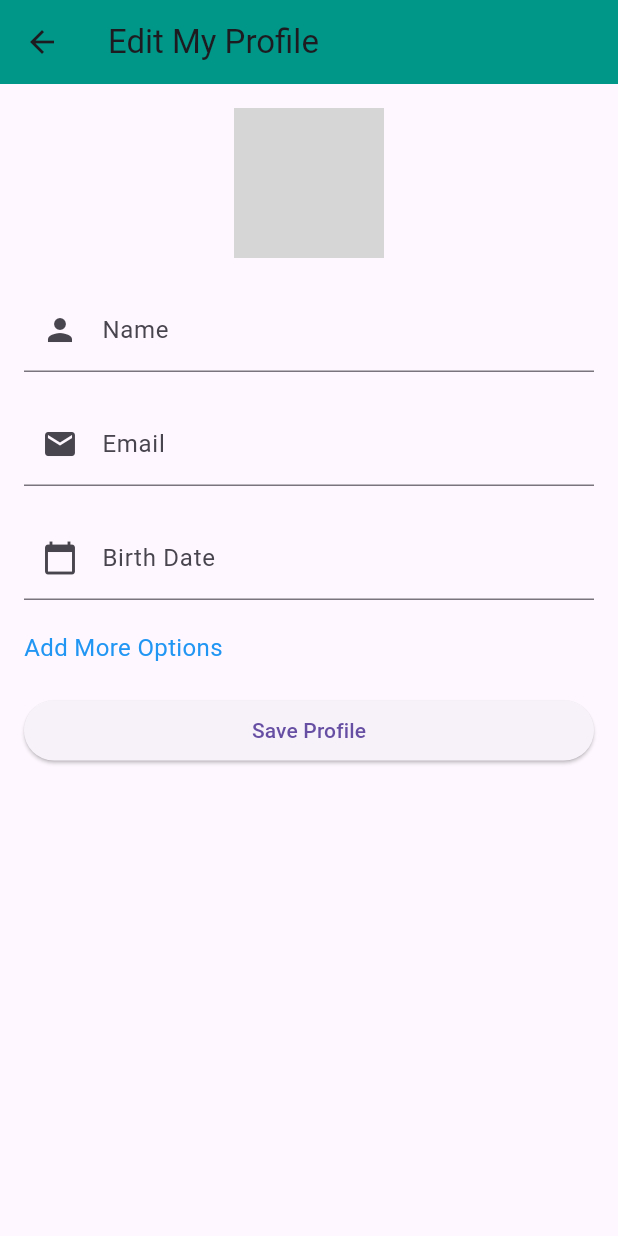
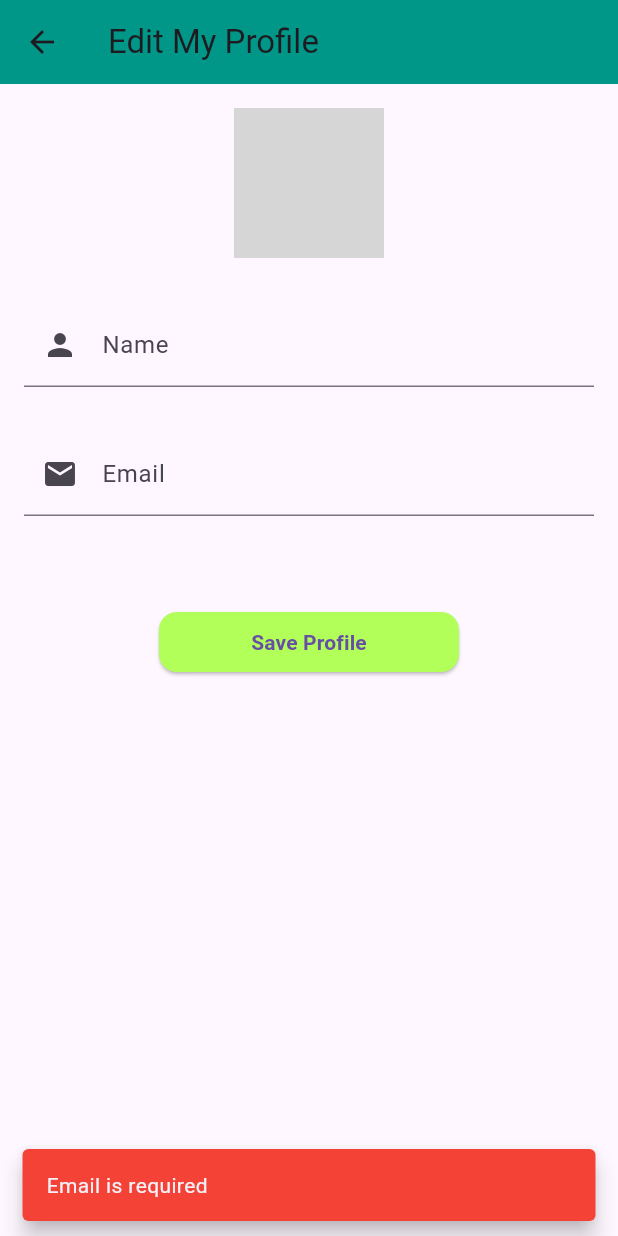
Before and after one commit to shahriarkabir280/Labratory, a Flutter app: the EditProfileScreen screen opened directly, after a tap on "Save Profile", on a phone screen of 412 x 824 dp. Run offline on Flutter 3.47's test engine with Material 3 defaults, Android fonts, the phone set to English and light mode, and no system bars; our stand-ins replace file_picker, fl_chart, image_picker, syncfusion_flutter_calendar; accounts and stored records are empty; grey boxes are pictures that could not be loaded.

Commit message:
Updated editProfile.dart

```diff
--- a/testapp/lib/features/Drawer/editProfile.dart
+++ b/testapp/lib/features/Drawer/editProfile.dart
@@ -1,6 +1,12 @@
 import 'package:flutter/material.dart';
 import 'package:image_picker/image_picker.dart';
+import 'package:provider/provider.dart';
+import 'package:testapp/authentications/validator.dart';
+import 'package:testapp/Models/UserState.dart';
+import 'package:testapp/backend_connections/FASTAPI.dart';
 import 'dart:io';
+
+final FASTAPI fastAPI = FASTAPI(); // Use the FASTAPI abstraction for backend calls
 
 class EditProfileScreen extends StatefulWidget {
   @override
@@ -11,16 +17,11 @@ class _EditProfileScreenState extends State<EditProfileScreen> {
   final _formKey = GlobalKey<FormState>();
   String _name = '';
   String _email = '';
-  String _birthDate = '';
   File? _image;
 
   // Controllers to manage form fields
   TextEditingController _nameController = TextEditingController();
   TextEditingController _emailController = TextEditingController();
-  TextEditingController _birthDateController = TextEditingController();
-
-  // List to store dynamic fields and their controllers
-  List<Map<String, dynamic>> _additionalFields = [];
 
   // Function to pick an image (camera or gallery)
   Future<void> _pickImage(ImageSource source) async {
@@ -65,92 +66,42 @@ class _EditProfileScreenState extends State<EditProfileScreen> {
       },
     );
   }
+  void _updateUserInfo(UserState userState , String name , String email) {
+    final updatedUser = User(
+      name: name, // New name entered by the user
+      email: email, // New email entered by the user
+      password: userState.currentUser?.password ?? '', // Keep the old password (since we didn't update it)
+      groups: userState.currentUser?.groups ?? [], // Keep the same groups (if they were not updated)
+      loginStatus: userState.currentUser?.loginStatus ?? false, // Keep the same login status
+      createdAt: userState.currentUser?.createdAt ?? '', // Keep the same created date
+    );
 
-  Future<void> _selectBirthDate() async {
-    DateTime? pickedDate = await showDatePicker(
-      context: context,
-      initialDate: DateTime.now(),
-      firstDate: DateTime(1900),
-      lastDate: DateTime.now(),
+    // Now update the UserState with the new User object
+    userState.updateUser(updatedUser);
+  }
+  void _showSnackbar(String message, Color color) {
+    final snackBar = SnackBar(
+      content: Text(message),
+      backgroundColor: color,
+      duration: Duration(seconds: 2),
     );
-    if (pickedDate != null) {
-      setState(() {
-        _birthDate = "${pickedDate.day}/${pickedDate.month}/${pickedDate.year}";
-        _birthDateController.text = _birthDate;
-      });
-    }
-  }
-
-  void _showAddMoreOptionsDialog() {
-    showDialog(
-      context: context,
-      builder: (BuildContext context) {
-        return AlertDialog(
-          title: Text("Add More Options"),
-          content: Column(
-            mainAxisSize: MainAxisSize.min,
-            children: [
-              ListTile(
-                leading: Icon(Icons.phone),
-                title: Text("Phone"),
-                onTap: () {
-                  Navigator.pop(context);
-                  _addAdditionalField("Phone");
-                },
-              ),
-              ListTile(
-                leading: Icon(Icons.home),
-                title: Text("Address"),
-                onTap: () {
-                  Navigator.pop(context);
-                  _addAdditionalField("Address");
-                },
-              ),
-              ListTile(
-                leading: Icon(Icons.note),
-                title: Text("Others"),
-                onTap: () {
-                  Navigator.pop(context);
-                  _addAdditionalField("Others");
-                },
-              ),
-            ],
-          ),
-        );
-      },
-    );
-  }
-
-  void _addAdditionalField(String fieldName) {
-    setState(() {
-      _additionalFields.add({
-        "field": fieldName,
-        "controller": TextEditingController(),
-      });
-    });
-  }
-
-  void _deleteAdditionalField(int index) {
-    setState(() {
-      _additionalFields[index]["controller"].dispose();
-      _additionalFields.removeAt(index);
-    });
+    ScaffoldMessenger.of(context).showSnackBar(snackBar);
   }
 
   @override
   void dispose() {
-    // Dispose of all controllers to avoid memory leaks
+    // Dispose of controllers to avoid memory leaks
     _nameController.dispose();
     _emailController.dispose();
-    _birthDateController.dispose();
-    for (var field in _additionalFields) {
-      field["controller"].dispose();
-    }
     super.dispose();
   }
 
   @override
   Widget build(BuildContext context) {
+    final userState = Provider.of<UserState>(context, listen: true);
+    // Accessing the email and name of the current user
+    final old_email = userState.currentUser?.email ?? 'No Email';
+
     return Scaffold(
       appBar: AppBar(
         title: Text('Edit My Profile'),
@@ -187,84 +138,82 @@ class _EditProfileScreenState extends State<EditProfileScreen> {
                   ],
                 ),
               ),
-              SizedBox(height: 20),
+              SizedBox(height: 30),
               TextFormField(
                 controller: _nameController,
                 decoration: InputDecoration(
-                  hintText: 'Enter your name',
+                  hintText: 'Enter new name',
                   labelText: 'Name',
                   prefixIcon: Icon(Icons.person),
                 ),
+                validator: (value) => value == null || value.isEmpty
+                    ? 'Please enter your name'
+                    : null,
                 onChanged: (value) => setState(() => _name = value),
               ),
-              SizedBox(height: 20),
+              SizedBox(height: 30),
               TextFormField(
                 controller: _emailController,
                 decoration: InputDecoration(
-                  hintText: 'Enter your email',
+                  hintText: 'Enter new email',
                   labelText: 'Email',
                   prefixIcon: Icon(Icons.email),
                 ),
                 keyboardType: TextInputType.emailAddress,
+                validator: (value) => value == null || value.isEmpty
+                    ? 'Please enter your email'
+                    : null,
                 onChanged: (value) => setState(() => _email = value),
               ),
-              SizedBox(height: 20),
-              TextField(
-                controller: _birthDateController,
-                decoration: InputDecoration(
-                  hintText: 'Pick your birth date',
-                  labelText: 'Birth Date',
-                  prefixIcon: Icon(Icons.calendar_today),
-                ),
-                readOnly: true,
-                onTap: _selectBirthDate,
-              ),
-              SizedBox(height: 20),
-              GestureDetector(
-                onTap: _showAddMoreOptionsDialog,
-                child: Text('Add More Options', style: TextStyle(color: Colors.blue, fontSize: 16)),
-              ),
-              SizedBox(height: 20),
-              for (int i = 0; i < _additionalFields.length; i++) ...[
-                Row(
-                  children: [
-                    Icon(
-                      _additionalFields[i]["field"] == "Phone"
-                          ? Icons.phone
-                          : _additionalFields[i]["field"] == "Address"
-                          ? Icons.home
-                          : Icons.note,
-                    ),
-                    SizedBox(width: 8),
-                    Expanded(
-                      child: TextField(
-                        controller: _additionalFields[i]["controller"],
-                        decoration: InputDecoration(
-                          hintText: 'Enter your ${_additionalFields[i]["field"]}',
-                        ),
+              SizedBox(height: 60),
+              Center(
+                child: SizedBox(
+                  width: 200, // Adjust the width as needed
+                  child: ElevatedButton(
+                    onPressed: () async {
+                      final emailError = Validators.validateEmail(_emailController.text);
+                      if (emailError != null) {
+                        Validators.showSnackBar(context, emailError);
+                        return;
+                      }
+                      if (_formKey.currentState!.validate()) {
+                        print("Name: $_name");
+                        print("Email: $_email");
+                        try {
+                          await fastAPI.editUserProfile(
+                            context,
+                            _nameController.text,
+                            _emailController.text,
+                            old_email
+                          );
+                          _showSnackbar("Your Profile is Updated Successfully!!", Colors.green);
+                          // Update the current user in UserState
+                          _updateUserInfo(userState, _name, _email); // This updates the currentUser in UserState
+                          // navigator
+                          Future.delayed(Duration(seconds: 2), () {
+                            Navigator.pop(context);
+                          });
+                        } catch (e) {
+                          Validators.showSnackBar(context, "Error: $e");
+                        }
+                      }
+                    },
+                    style: ElevatedButton.styleFrom(
+                      backgroundColor: Colors.lightGreenAccent,     // Text color on the button
+                      shape: RoundedRectangleBorder(
+                        borderRadius: BorderRadius.circular(12), // Rounded corners
                       ),
                     ),
-                    IconButton(
-                      icon: Icon(Icons.close, color: Colors.red),
-                      onPressed: () => _deleteAdditionalField(i),
+                    child: Text(
+                      'Save Profile',
+                      style: TextStyle(
+                        fontWeight: FontWeight.bold, // Makes the text bold
+                      ),
                     ),
-                  ],
+                  ),
                 ),
-                Divider(),
-              ],
-              ElevatedButton(
-                onPressed: () {
-                  if (_formKey.currentState!.validate()) {
-                    print("Name: $_name");
-                    print("Email: $_email");
-                    print("Birth Date: $_birthDate");
-                    for (var field in _additionalFields) {
-                      print("${field['field']}: ${field['controller'].text}");
-                    }
-                  }
-                },
-                child: Text('Save Profile'),
               ),
+
             ],
           ),
         ),
```
